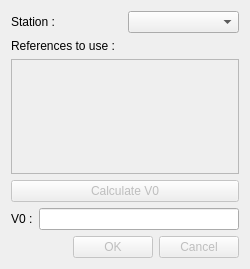
qwilvove/LibreCAD-topography, file plugins/topographytools/tt_dialogv0.ui: the form before one commit.
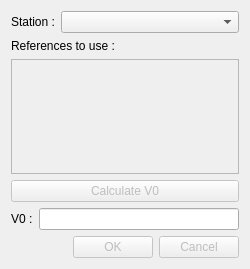
The form after the commit.

```diff
--- a/plugins/topographytools/tt_dialogv0.ui
+++ b/plugins/topographytools/tt_dialogv0.ui
@@ -18,6 +18,12 @@
     <layout class="QHBoxLayout" name="horizontalLayout">
      <item>
       <widget class="QLabel" name="lbStation">
+       <property name="sizePolicy">
+        <sizepolicy hsizetype="Fixed" vsizetype="Preferred">
+         <horstretch>0</horstretch>
+         <verstretch>0</verstretch>
+        </sizepolicy>
+       </property>
        <property name="text">
         <string>Station :</string>
        </property>
```
Left out of the diff: 8 changed lines with no effect on the pictures.
